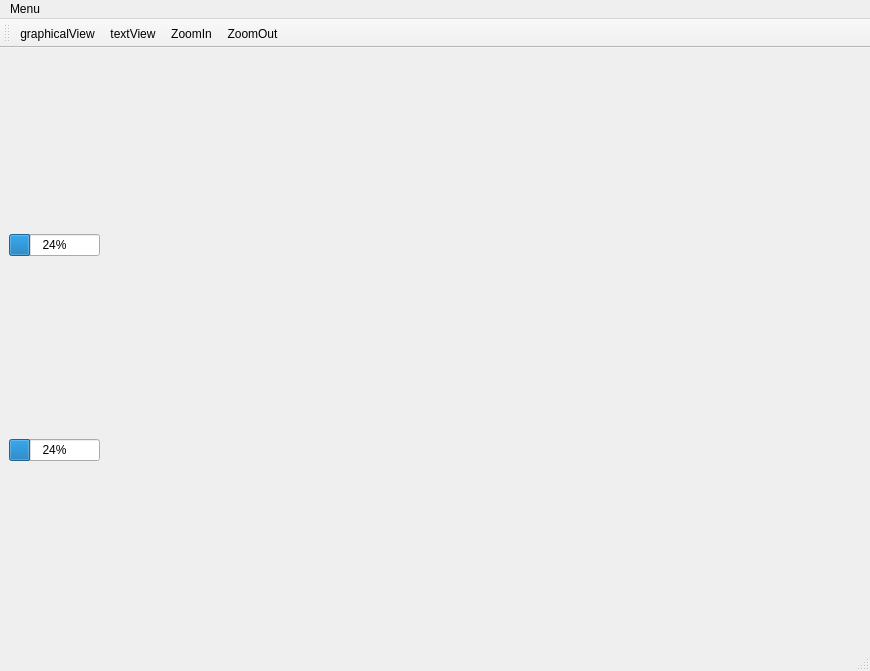
Above: mainwindow.ui from Stalpaard/MediaProcessingGame before the change. Below: the same form after it.
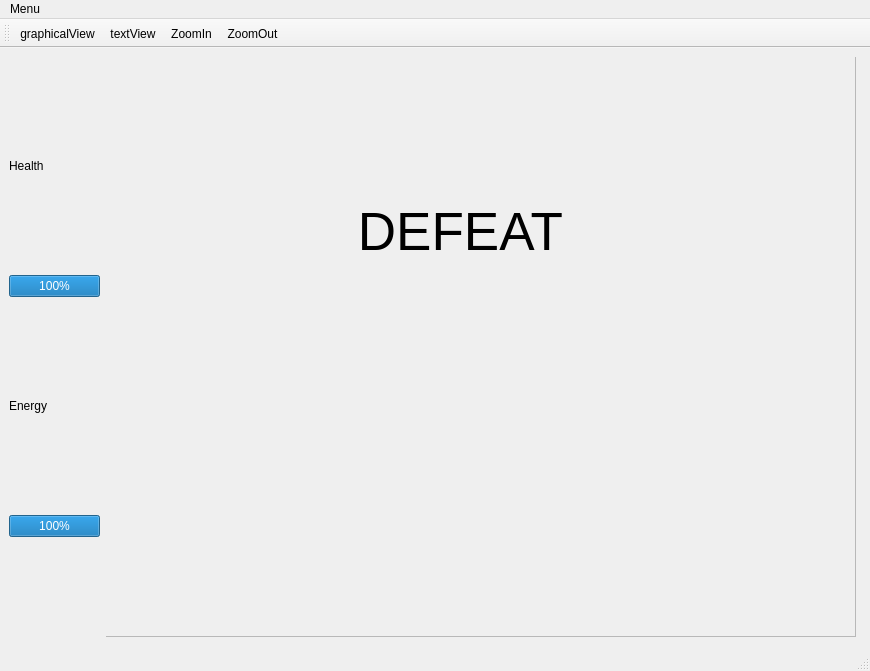
That is the form after the change.

Commit message: Added mazes to resources / Added health and energy bar to UI / Added test defeat screen

Patch:
```diff
--- a/mainwindow.ui
+++ b/mainwindow.ui
@@ -19,9 +19,25 @@
      <layout class="QHBoxLayout" name="mainLayout">
       <item>
        <layout class="QVBoxLayout" name="barLayout">
+        <property name="spacing">
+         <number>0</number>
+        </property>
         <property name="sizeConstraint">
          <enum>QLayout::SetDefaultConstraint</enum>
         </property>
+        <item>
+         <widget class="QLabel" name="healthLabel">
+          <property name="sizePolicy">
+           <sizepolicy hsizetype="Maximum" vsizetype="Maximum">
+            <horstretch>0</horstretch>
+            <verstretch>0</verstretch>
+           </sizepolicy>
+          </property>
+          <property name="text">
+           <string>Health</string>
+          </property>
+         </widget>
+        </item>
         <item>
          <widget class="QProgressBar" name="healthBar">
           <property name="sizePolicy">
@@ -31,7 +47,23 @@
            </sizepolicy>
           </property>
           <property name="value">
-           <number>24</number>
+           <number>100</number>
+          </property>
+          <property name="alignment">
+           <set>Qt::AlignLeading|Qt::AlignLeft|Qt::AlignTop</set>
+          </property>
+         </widget>
+        </item>
+        <item>
+         <widget class="QLabel" name="energyLabel">
+          <property name="sizePolicy">
+           <sizepolicy hsizetype="Maximum" vsizetype="Maximum">
+            <horstretch>0</horstretch>
+            <verstretch>0</verstretch>
+           </sizepolicy>
+          </property>
+          <property name="text">
+           <string>Energy</string>
           </property>
          </widget>
         </item>
@@ -44,20 +76,64 @@
            </sizepolicy>
           </property>
           <property name="value">
-           <number>24</number>
+           <number>100</number>
+          </property>
+          <property name="alignment">
+           <set>Qt::AlignLeading|Qt::AlignLeft|Qt::AlignTop</set>
           </property>
          </widget>
         </item>
        </layout>
       </item>
       <item>
-       <widget class="QWidget" name="viewWidget" native="true">
-        <property name="sizePolicy">
-         <sizepolicy hsizetype="Expanding" vsizetype="Expanding">
-          <horstretch>0</horstretch>
-          <verstretch>0</verstretch>
-         </sizepolicy>
+       <widget class="QStackedWidget" name="viewWidget">
+        <property name="currentIndex">
+         <number>0</number>
         </property>
+        <widget class="QWidget" name="end">
+         <widget class="QFrame" name="frame">
+          <property name="geometry">
+           <rect>
+            <x>-1</x>
+            <y>-1</y>
+            <width>751</width>
+            <height>581</height>
+           </rect>
+          </property>
+          <property name="frameShape">
+           <enum>QFrame::StyledPanel</enum>
+          </property>
+          <property name="frameShadow">
+           <enum>QFrame::Raised</enum>
+          </property>
+          <property name="lineWidth">
+           <number>1</number>
+          </property>
+          <widget class="QLabel" name="label">
+           <property name="geometry">
+            <rect>
+             <x>250</x>
+             <y>140</y>
+             <width>211</width>
+             <height>71</height>
+            </rect>
+           </property>
+           <property name="font">
+            <font>
+             <pointsize>40</pointsize>
+            </font>
+           </property>
+           <property name="text">
+            <string>DEFEAT</string>
+           </property>
+           <property name="alignment">
+            <set>Qt::AlignCenter</set>
+           </property>
+          </widget>
+         </widget>
+        </widget>
+        <widget class="QWidget" name="view1"/>
+        <widget class="QWidget" name="view2"/>
        </widget>
       </item>
      </layout>
```
The commit also changes 12 other files.
